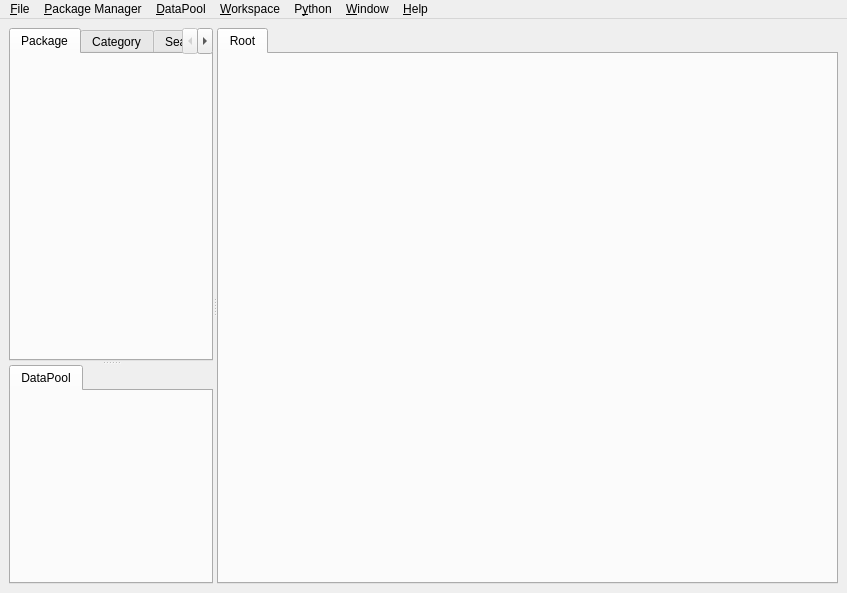
Above: src/visualea/resources/mainwindow.ui from openalea/visualea before the change. Below: the same form after it.
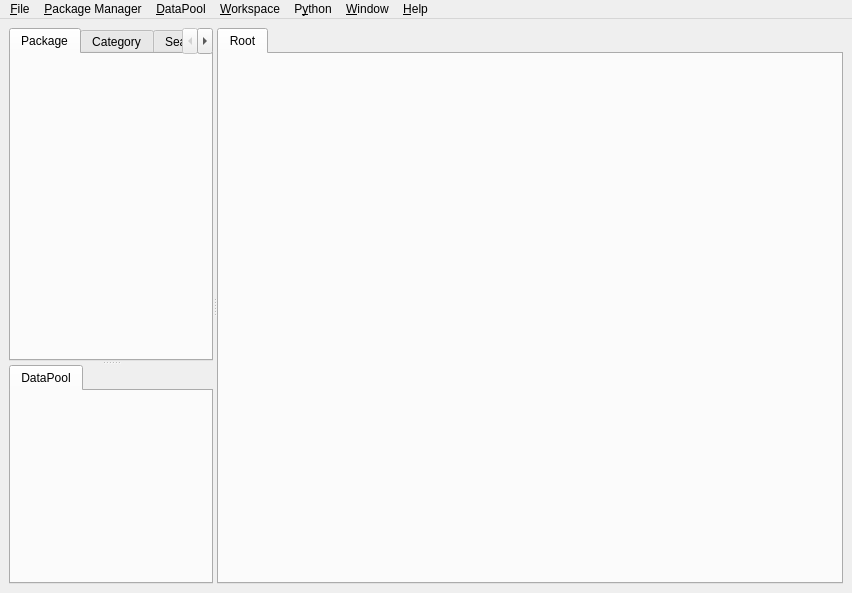
That is the form after the change. Icons and pictures are not drawn.

What changed in the file:
```diff
--- a/src/visualea/resources/mainwindow.ui
+++ b/src/visualea/resources/mainwindow.ui
@@ -1,11 +1,11 @@
 <ui version="4.0" >
  <class>MainWindow</class>
- <widget class="QMainWindow" name="MainWindow" >
-  <property name="geometry" >
+ <widget class="QMainWindow" name="MainWindow">
+  <property name="geometry">
    <rect>
     <x>0</x>
     <y>0</y>
-    <width>847</width>
+    <width>852</width>
     <height>593</height>
    </rect>
   </property>
@@ -168,16 +168,7 @@
           <property name="spacing" >
            <number>6</number>
           </property>
-          <property name="leftMargin" >
-           <number>6</number>
-          </property>
-          <property name="topMargin" >
-           <number>6</number>
-          </property>
-          <property name="rightMargin" >
-           <number>6</number>
-          </property>
-          <property name="bottomMargin" >
+          <property name="margin">
            <number>6</number>
           </property>
          </layout>
@@ -188,17 +179,17 @@
     </item>
    </layout>
   </widget>
-  <widget class="QMenuBar" name="menubar" >
-   <property name="geometry" >
+  <widget class="QMenuBar" name="menubar">
+   <property name="geometry">
     <rect>
      <x>0</x>
      <y>0</y>
-     <width>847</width>
-     <height>26</height>
+     <width>852</width>
+     <height>21</height>
     </rect>
    </property>
-   <widget class="QMenu" name="menu_File" >
-    <property name="title" >
+   <widget class="QMenu" name="menu_File">
+    <property name="title">
      <string>&amp;File</string>
     </property>
     <widget class="QMenu" name="menu_Export" >
@@ -218,14 +209,14 @@
     <addaction name="separator" />
     <addaction name="action_Quit" />
    </widget>
-   <widget class="QMenu" name="menuDataPool" >
-    <property name="title" >
+   <widget class="QMenu" name="menuDataPool">
+    <property name="title">
      <string>&amp;DataPool</string>
     </property>
     <addaction name="actionClear_Data_Pool" />
    </widget>
-   <widget class="QMenu" name="menu_Help" >
-    <property name="title" >
+   <widget class="QMenu" name="menu_Help">
+    <property name="title">
      <string>&amp;Help</string>
     </property>
     <addaction name="action_Help" />
@@ -233,17 +224,19 @@
     <addaction name="action_About" />
     <addaction name="actionOpenAlea_Web" />
    </widget>
-   <widget class="QMenu" name="menu_Python" >
-    <property name="title" >
+   <widget class="QMenu" name="menu_Python">
+    <property name="title">
      <string>P&amp;ython</string>
     </property>
     <addaction name="action_Execute_script" />
     <addaction name="actionOpen_Console" />
     <addaction name="actionClea_r_Console" />
    </widget>
-   <widget class="QMenu" name="menu_Workspace" >
-    <property name="windowIcon" >
-     <iconset/>
+   <widget class="QMenu" name="menu_Workspace">
+    <property name="windowIcon">
+     <iconset>
+      <normaloff/>
+     </iconset>
     </property>
     <property name="title" >
      <string>&amp;Workspace</string>
@@ -268,8 +261,8 @@
     <addaction name="actionExport_to_Application" />
     <addaction name="actionPreview_Application" />
    </widget>
-   <widget class="QMenu" name="menu_Package" >
-    <property name="title" >
+   <widget class="QMenu" name="menu_Package">
+    <property name="title">
      <string>&amp;Package Manager</string>
     </property>
     <widget class="QMenu" name="menuCreate" >
@@ -289,8 +282,8 @@
     <addaction name="separator" />
     <addaction name="actionShow_log" />
    </widget>
-   <widget class="QMenu" name="menu_Window" >
-    <property name="title" >
+   <widget class="QMenu" name="menu_Window">
+    <property name="title">
      <string>&amp;Window</string>
     </property>
     <addaction name="actionDisplay_Package_Manager" />
@@ -298,13 +291,13 @@
     <addaction name="separator" />
     <addaction name="actionPreferences" />
    </widget>
-   <addaction name="menu_File" />
-   <addaction name="menu_Package" />
-   <addaction name="menuDataPool" />
-   <addaction name="menu_Workspace" />
-   <addaction name="menu_Python" />
-   <addaction name="menu_Window" />
-   <addaction name="menu_Help" />
+   <addaction name="menu_File"/>
+   <addaction name="menu_Package"/>
+   <addaction name="menuDataPool"/>
+   <addaction name="menu_Workspace"/>
+   <addaction name="menu_Python"/>
+   <addaction name="menu_Window"/>
+   <addaction name="menu_Help"/>
   </widget>
   <action name="action_About" >
    <property name="text" >
```
Left out of the diff: 594 changed lines with no effect on the pictures.
